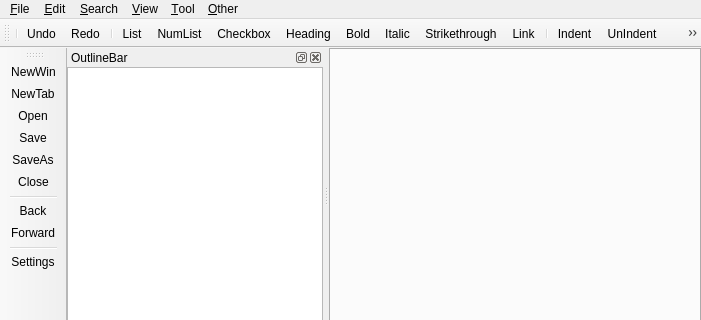
Before: the Qt Designer form viMarkdown/src/MainWindow.ui in shigmas/viMarkdown, drawn with Qt 5; both pictures show x 0 to 701 and y 0 to 320 of the 701 by 580 pixel window.
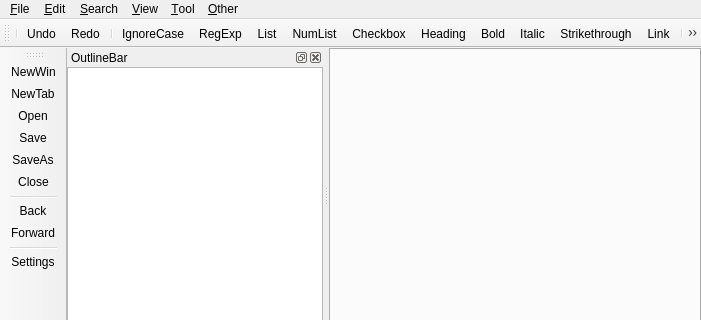
After: the same form once the commit is applied. Icons and pictures are not drawn. Custom widgets are drawn as their Qt base class.

Diff of the .ui file:
```diff
--- a/viMarkdown/src/MainWindow.ui
+++ b/viMarkdown/src/MainWindow.ui
@@ -247,6 +247,8 @@
    <addaction name="action_Undo"/>
    <addaction name="action_Redo"/>
    <addaction name="separator"/>
+   <addaction name="action_IgnoreCase"/>
+   <addaction name="action_RegExp"/>
    <addaction name="action_List"/>
    <addaction name="action_NumList"/>
    <addaction name="action_Checkbox"/>
@@ -1079,6 +1081,22 @@
     <string>Shift+F4</string>
    </property>
   </action>
+  <action name="action_IgnoreCase">
+   <property name="checkable">
+    <bool>true</bool>
+   </property>
+   <property name="text">
+    <string>&amp;IgnoreCase</string>
+   </property>
+  </action>
+  <action name="action_RegExp">
+   <property name="checkable">
+    <bool>true</bool>
+   </property>
+   <property name="text">
+    <string>Reg&amp;Exp</string>
+   </property>
+  </action>
  </widget>
  <layoutdefault spacing="6" margin="11"/>
  <customwidgets>
```
Left out of the diff: 2 changed lines with no effect on the pictures.
